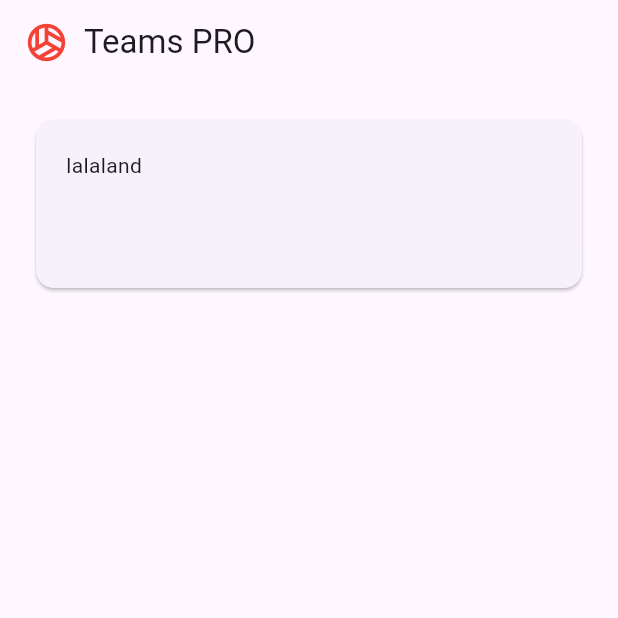
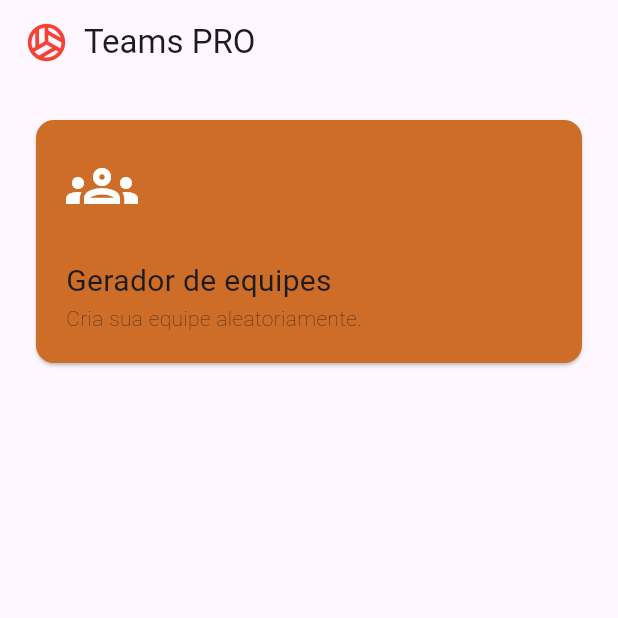
Before and after one commit to andersonwitt/teams.io, a Flutter app: the screen it shows after launch, on a phone screen of 412 x 824 dp, the top half of it. Run offline on Flutter 3.47's test engine with Material 2 defaults, Android fonts, the phone set to English and light mode, and no system bars.

Commit message:
scaffolding players screen

```diff
--- /dev/null
+++ b/lib/appbar.dart
@@ -0,0 +1,17 @@
+import 'package:flutter/material.dart';
+
+class TeamsAppBar extends StatelessWidget {
+  const TeamsAppBar({super.key});
+
+  @override
+  Widget build(BuildContext context) {
+    return const Row(children: [
+      Icon(
+        Icons.sports_volleyball_outlined,
+        color: Colors.red,
+        size: 30.0,
+      ),
+      Padding(padding: EdgeInsets.only(left: 10), child: Text('Teams PRO'))
+    ]);
+  }
+}
--- /dev/null
+++ b/lib/home.dart
@@ -0,0 +1,64 @@
+import 'package:flutter/material.dart';
+import 'package:teamsio/teams/players.dart';
+import 'appbar.dart';
+
+class Home extends StatelessWidget {
+  const Home({Key? key}) : super(key: key);
+
+  void goToPlayersPage(context) {
+    Navigator.push(
+        context,
+        MaterialPageRoute(
+          builder: (context) => const Players(),
+        ));
+  }
+
+  @override
+  Widget build(BuildContext context) {
+    return Scaffold(
+      appBar: AppBar(centerTitle: false, title: const TeamsAppBar()),
+      body: SafeArea(
+        child: Padding(
+          padding: const EdgeInsets.all(20),
+          child: SizedBox(
+              height: 170,
+              width: double.infinity,
+              child: Card(
+                color: const Color(0xffCD6D27),
+                child: InkWell(
+                  onTap: () {
+                    goToPlayersPage(context);
+                  },
+                  child: const Padding(
+                    padding: EdgeInsets.all(20),
+                    child: Column(
+                        crossAxisAlignment: CrossAxisAlignment.start,
+                        mainAxisAlignment: MainAxisAlignment.spaceBetween,
+                        children: [
+                          Icon(
+                            Icons.groups_outlined,
+                            color: Colors.white,
+                            size: 48,
+                          ),
+                          Column(
+                            crossAxisAlignment: CrossAxisAlignment.start,
+                            children: [
+                              Text(
+                                "Gerador de equipes",
+                                style: TextStyle(fontSize: 20),
+                              ),
+                              Text(
+                                "Cria sua equipe aleatoriamente.",
+                                style: TextStyle(fontWeight: FontWeight.w200),
+                              )
+                            ],
+                          )
+                        ]),
+                  ),
+                ),
+              )),
+        ),
+      ),
+    );
+  }
+}
--- a/lib/main.dart
+++ b/lib/main.dart
@@ -1,5 +1,5 @@
 import 'package:flutter/material.dart';
-import 'package:teamsio/welcome.dart';
+import 'package:teamsio/home.dart';
 
 void main() {
   runApp(const MyApp());
@@ -15,7 +15,7 @@ class MyApp extends StatelessWidget {
       title: 'Flutter Demo',
       theme: ThemeData.light(useMaterial3: true),
       darkTheme: ThemeData.dark(useMaterial3: true),
-      home: const Welcome(),
+      home: const Home(),
     );
   }
 }
--- a/lib/welcome.dart
+++ /dev/null
@@ -1,36 +0,0 @@
-import 'package:flutter/material.dart';
-
-class Welcome extends StatelessWidget {
-  const Welcome({Key? key}) : super(key: key);
-
-  @override
-  Widget build(BuildContext context) {
-    return Scaffold(
-      appBar: AppBar(
-          centerTitle: false,
-          title: const Row(children: [
-            Icon(
-              Icons.sports_volleyball_outlined,
-              color: Colors.red,
-              size: 30.0,
-            ),
-            Padding(
-                padding: EdgeInsets.only(left: 10), child: Text('Teams PRO'))
-          ])),
-      body: SafeArea(
-        child: Padding(
-          padding: const EdgeInsets.all(20),
-          child: Container(
-              height: 120,
-              width: double.infinity,
-              child: const Card(
-                child: Padding(
-                  padding: EdgeInsets.all(20),
-                  child: Text('lalaland'),
-                ),
-              )),
-        ),
-      ),
-    );
-  }
-}
```
Also changed, not shown: lib/teams/players.dart (added, +162 -0 lines).
